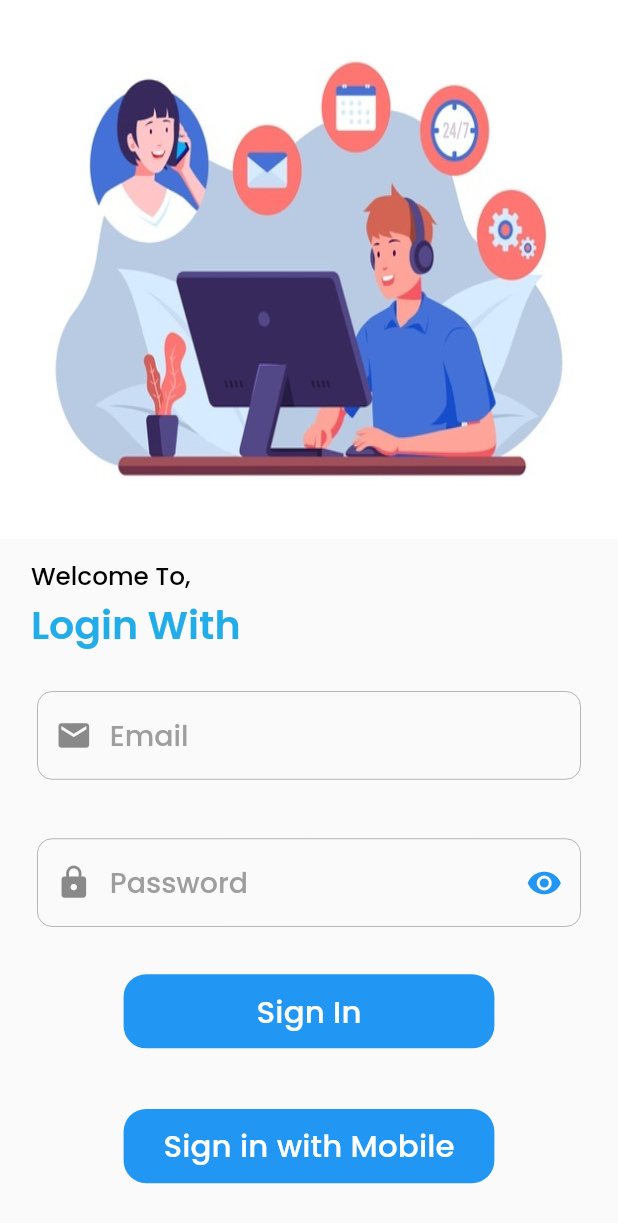
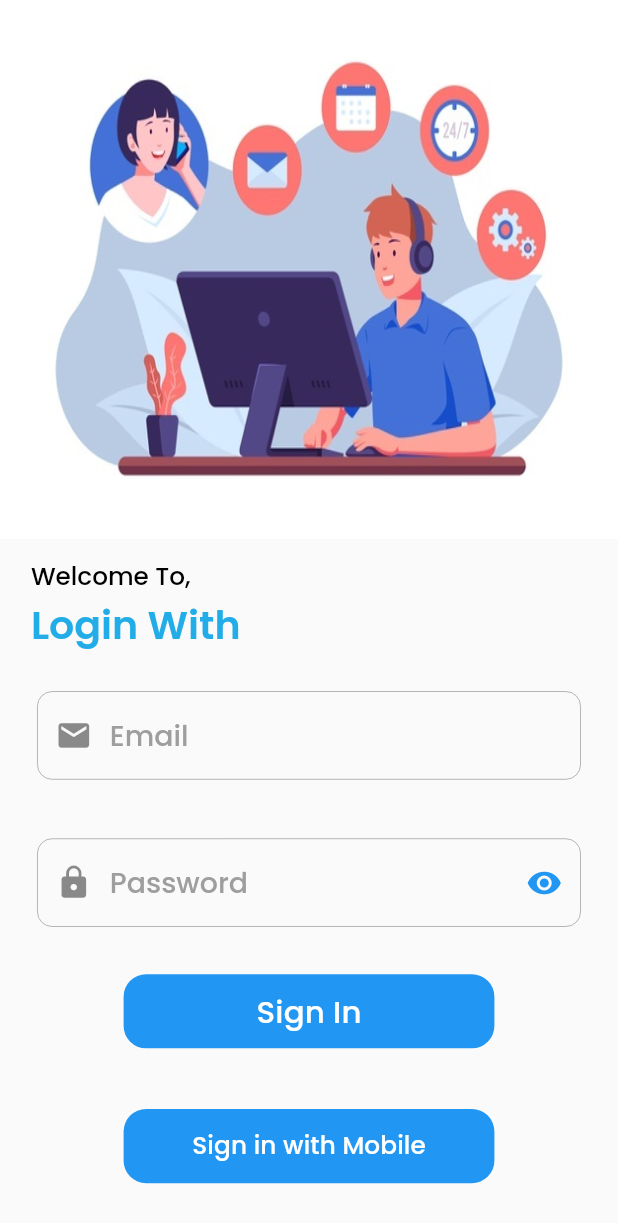
Before and after one commit to nithinraaj27/Home-Service, a Flutter app: the screen it shows after launch, on a phone screen of 412 x 824 dp. Shown: the top 1223 px of the screen. Run offline on Flutter 3.47's test engine with Material 2 defaults, Android fonts, the light colour scheme and no system bars; our stand-ins replace cloud_firestore, firebase_auth, firebase_core, font_awesome_flutter, google_fonts, google_sign_in and 2 more; missing offline and left inert: flutter_animated_dialog; accounts and stored records are empty.

Commit message:
after apk

```diff
--- a/lib/screens/signin.dart
+++ b/lib/screens/signin.dart
@@ -295,7 +295,9 @@ class _signinState extends State<signin> {
                             borderRadius: BorderRadius.circular(15),
                             color: Colors.blue,
                           ),
-                          child: Expanded(child: Text("Sign in with Mobile",style: Theme.of(context).textTheme.subtitle2!.merge(TextStyle(color: Colors.white,fontSize: SizeConfig.height! * 2.5)),)),
+                          child: Container(
+                              alignment: Alignment.center,
+                              child: Text("Sign in with Mobile",style: Theme.of(context).textTheme.subtitle2!.merge(TextStyle(color: Colors.white,fontSize: SizeConfig.height! * 2)),)),
                         ),
                       ),
                     ),
@@ -323,7 +325,7 @@ class _signinState extends State<signin> {
                               Expanded(child: Image.asset("assets/google.png",height: SizeConfig.height! * 3,)),
                               Expanded(
                                   flex: 3,
-                                  child: Text("Sign in with Google",style: Theme.of(context).textTheme.subtitle2!.merge(TextStyle(color: Colors.black54,fontSize: SizeConfig.width! * 2.5)),)),
+                                  child: Text("Sign in with Google",style: Theme.of(context).textTheme.subtitle2!.merge(TextStyle(color: Colors.black54,fontSize: SizeConfig.width! * 4)),)),
                             ],
                           ),
                         ),
--- a/pubspec.yaml
+++ b/pubspec.yaml
@@ -40,7 +40,6 @@ dependencies:
   google_sign_in: ^4.1.1
   simple_animations: ^1.3.3
   flutter_animated_dialog:
-  flutter_secure_storage: ^4.2.0
   pinput: ^0.2.6
 
 dev_dependencies:
```
Also changed, not shown: pubspec.lock.
